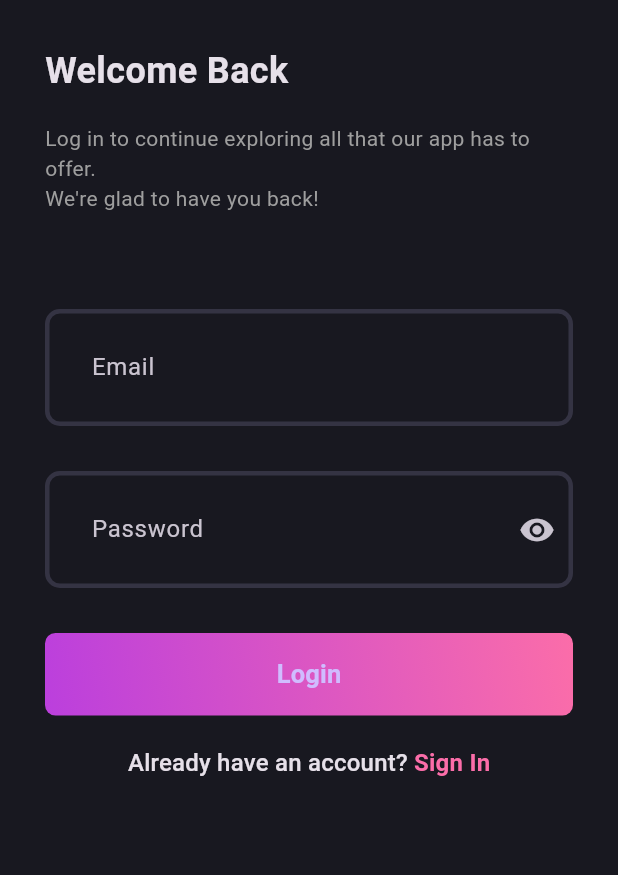
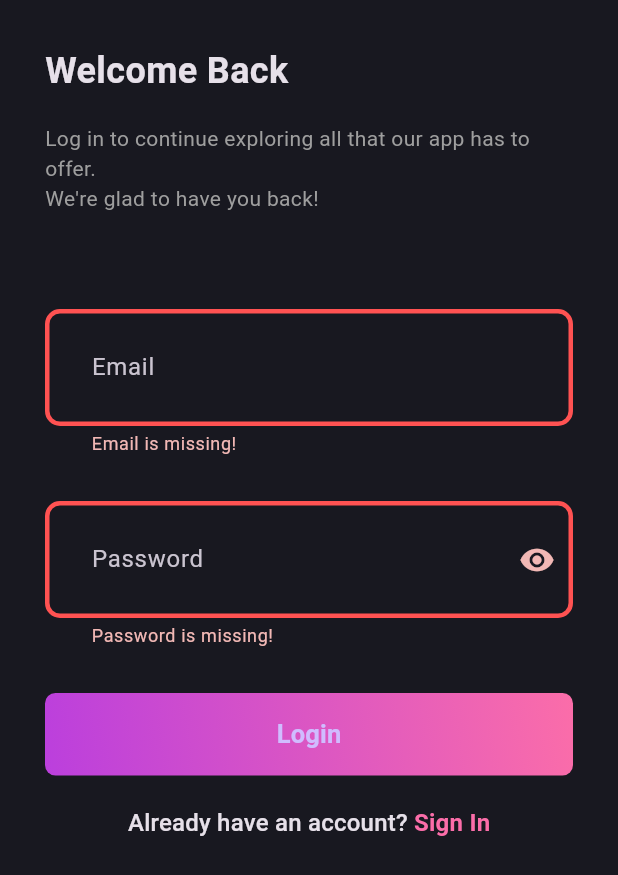
Before and after one commit to shroida/blog_app_clean_architecture, a Flutter app: the LoginPage screen opened directly, after a tap on "Login", on a phone screen of 412 x 824 dp. Shown: the top 875 px of the screen. Run offline on Flutter 3.47's test engine with Material 3 defaults, Android fonts, the phone set to English and light mode, and no system bars; our stand-ins replace flutter_bloc, fpdart, get_it, supabase_flutter; accounts and stored records are empty.

Commit message:
blocConsumer for button

```diff
--- a/lib/core/di/dependency_injection.dart
+++ b/lib/core/di/dependency_injection.dart
@@ -2,6 +2,7 @@ import 'package:blog_clean_architecture/core/constant/constant.dart';
 import 'package:blog_clean_architecture/features/auth/data/datasources/auth_remote_data_source.dart';
 import 'package:blog_clean_architecture/features/auth/data/repositories/auth_repo_impl.dart';
 import 'package:blog_clean_architecture/features/auth/domain/repository/auth_repo.dart';
+import 'package:blog_clean_architecture/features/auth/domain/usecases/user_login.dart';
 import 'package:blog_clean_architecture/features/auth/domain/usecases/user_sign_up.dart';
 import 'package:blog_clean_architecture/features/auth/presentation/logic/auth_cubit.dart';
 import 'package:get_it/get_it.dart';
@@ -20,5 +21,6 @@ void _initAuth() {
       () => AuthRemoteDataSourceImpl(getIt()));
   getIt.registerFactory<AuthRepo>(() => AuthRepoImpl(getIt()));
   getIt.registerFactory(() => UserSignUp(getIt()));
+  getIt.registerFactory(() => UserLogin(getIt()));
   getIt.registerLazySingleton(() => AuthCubit(getIt(), getIt()));
 }
--- a/lib/features/auth/presentation/widgets/form_login.dart
+++ b/lib/features/auth/presentation/widgets/form_login.dart
@@ -1,8 +1,11 @@
+import 'package:blog_clean_architecture/features/auth/presentation/logic/auth_cubit.dart';
+import 'package:blog_clean_architecture/features/auth/presentation/logic/auth_state.dart';
 import 'package:blog_clean_architecture/features/auth/presentation/widgets/auth_field.dart';
 import 'package:blog_clean_architecture/features/auth/presentation/widgets/auth_gradient_button.dart';
 import 'package:blog_clean_architecture/features/auth/presentation/widgets/header_texts_login.dart';
 import 'package:blog_clean_architecture/features/auth/presentation/widgets/navigate_to_signup.dart';
 import 'package:flutter/material.dart';
+import 'package:flutter_bloc/flutter_bloc.dart';
 
 class FormLogin extends StatelessWidget {
   const FormLogin({
@@ -19,7 +22,14 @@ class FormLogin extends StatelessWidget {
   @override
   Widget build(BuildContext context) {
     return SingleChildScrollView(
-      child: Form(
+      child: BlocConsumer<AuthCubit, AuthState>(
+        listener: (context, state) {
+        },
+        builder: (context, state) {
+          bool isLoading = state is AuthLoading;
+          bool isError = state is AuthFailure;
+          bool isSuccess = state is AuthSuccess;
+          return Form(
             key: formKey,
             child: Column(
               children: [
@@ -42,13 +52,26 @@ class FormLogin extends StatelessWidget {
                 const SizedBox(
                   height: 30,
                 ),
-            AuthGradientButton(buttonText: 'Login', onPressed: () {}),
+                AuthGradientButton(
+                    isError: isError,
+                    isLoading: isLoading,
+                    isSuccess: isSuccess,
+                    buttonText: 'Login',
+                    onPressed: () {
+                      if (formKey.currentState!.validate()) {
+                        context.read<AuthCubit>().login(
+                            email: emailController.text,
+                            password: passwordController.text);
+                      }
+                    }),
                 const SizedBox(height: 20),
                 const NavigateTo(
                   navigateToLogin: false,
                 ),
               ],
             ),
+          );
+        },
       ),
     );
   }
```
Lines whose indentation alone changed are shown as unchanged.
